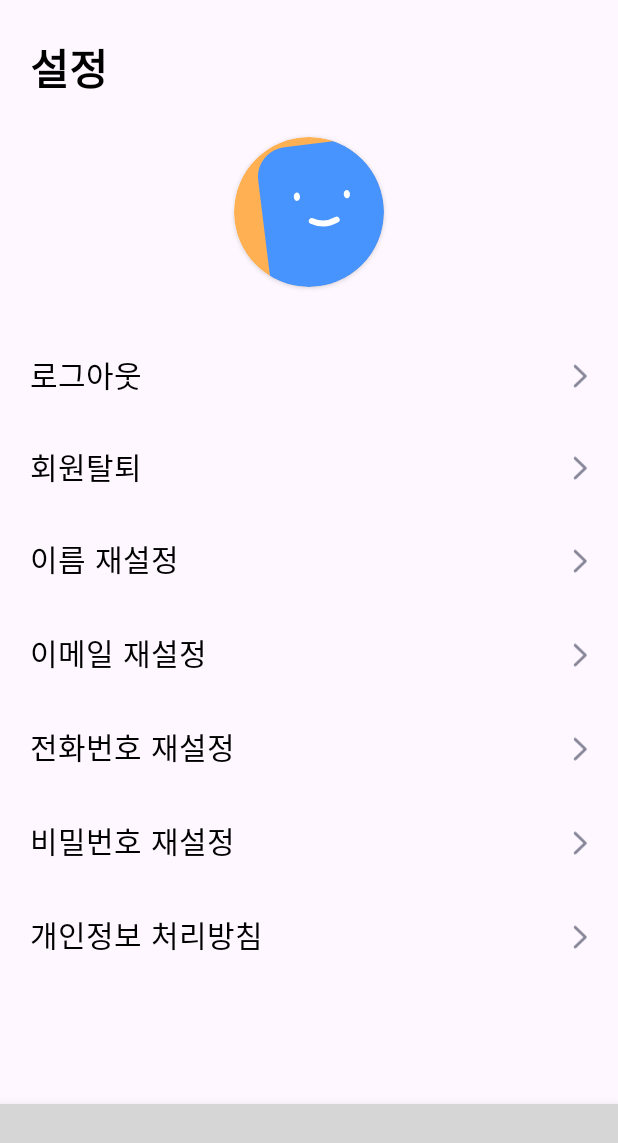
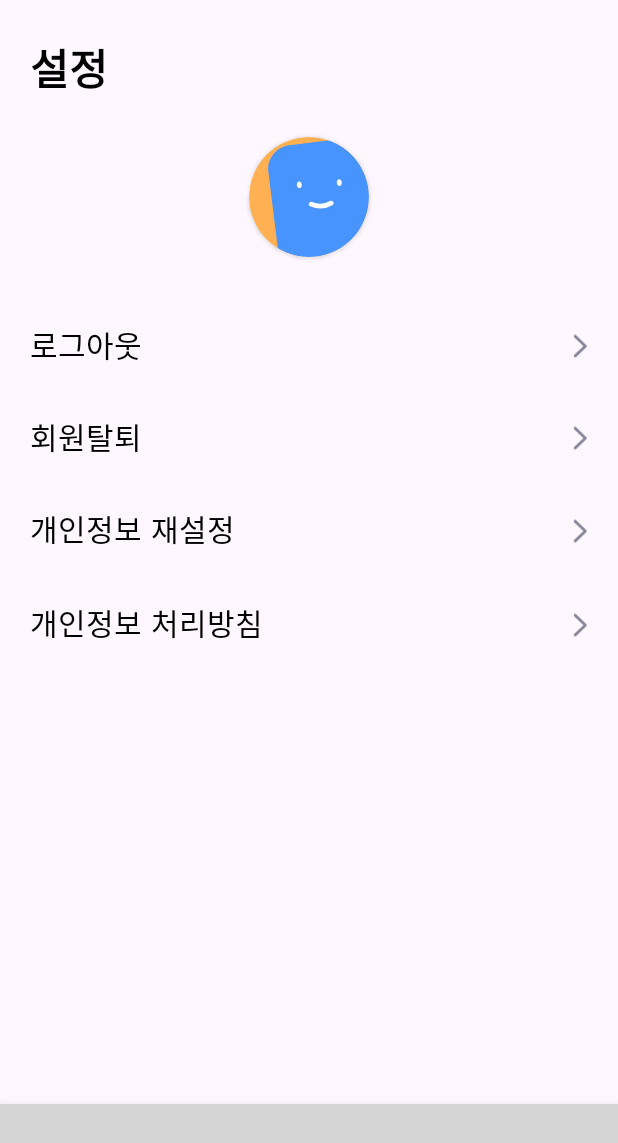
Before and after one commit to JangWoojun/A.i, an Android app: the SettingFragment screen opened through its navigation route, on a phone screen of 412 x 824 dp. Shown: the top 1143 px of the screen. Run offline under Robolectric (Android 15) with nearby library versions, the phone set to English and light mode, and no system bars; our stand-ins replace Firebase (no records; nobody signed in at launch, a user with empty details on screens opened directly); plain views replace ChipNavigationBar; pictures from the network do not load; 3 statements that could not run were skipped; grey boxes are pictures that could not be loaded.

Commit message:
design: 디자인 수정

```diff
--- a/app/src/main/res/layout/fragment_setting.xml
+++ b/app/src/main/res/layout/fragment_setting.xml
@@ -26,8 +26,8 @@
 
         <androidx.cardview.widget.CardView
             android:id="@+id/cardView3"
-            android:layout_width="100dp"
-            android:layout_height="100dp"
+            android:layout_width="80dp"
+            android:layout_height="80dp"
             android:layout_marginTop="25dp"
             app:cardCornerRadius="50dp"
             app:layout_constraintEnd_toEndOf="parent"
@@ -114,7 +114,7 @@
 
 
             <androidx.constraintlayout.widget.ConstraintLayout
-                android:id="@+id/re_name_button"
+                android:id="@+id/re_personal_information_button"
                 android:layout_width="match_parent"
                 android:layout_height="wrap_content"
                 android:layout_marginTop="5dp"
@@ -124,7 +124,7 @@
                     android:layout_width="wrap_content"
                     android:layout_height="wrap_content"
                     android:fontFamily="@font/poppins_medium"
-                    android:text="이름 재설정"
+                    android:text="개인정보 재설정"
                     android:textColor="@color/black"
                     android:textSize="20sp"
                     app:layout_constraintBottom_toBottomOf="parent"
@@ -133,96 +133,6 @@
 
                 <ImageView
                     android:id="@+id/imageView"
-                    android:layout_width="10dp"
-                    android:layout_height="18dp"
-                    android:layout_gravity="center"
-                    android:src="@drawable/right_arrow"
-                    app:layout_constraintBottom_toBottomOf="parent"
-                    app:layout_constraintEnd_toEndOf="parent"
-                    app:layout_constraintTop_toTopOf="parent" />
-
-            </androidx.constraintlayout.widget.ConstraintLayout>
-
-            <androidx.constraintlayout.widget.ConstraintLayout
-                android:id="@+id/re_email_button"
-                android:layout_width="match_parent"
-                android:layout_height="wrap_content"
-                android:layout_marginTop="5dp"
-                android:layout_marginBottom="23dp">
-
-                <TextView
-                    android:layout_width="wrap_content"
-                    android:layout_height="wrap_content"
-                    android:fontFamily="@font/poppins_medium"
-                    android:text="이메일 재설정"
-                    android:textColor="@color/black"
-                    android:textSize="20sp"
-                    app:layout_constraintBottom_toBottomOf="parent"
-                    app:layout_constraintStart_toStartOf="parent"
-                    app:layout_constraintTop_toTopOf="parent" />
-
-                <ImageView
-                    android:id="@+id/imageView2"
-                    android:layout_width="10dp"
-                    android:layout_height="18dp"
-                    android:layout_gravity="center"
-                    android:src="@drawable/right_arrow"
-                    app:layout_constraintBottom_toBottomOf="parent"
-                    app:layout_constraintEnd_toEndOf="parent"
-                    app:layout_constraintTop_toTopOf="parent" />
-
-            </androidx.constraintlayout.widget.ConstraintLayout>
-
-            <androidx.constraintlayout.widget.ConstraintLayout
-                android:id="@+id/re_phone_number_button"
-                android:layout_width="match_parent"
-                android:layout_height="wrap_content"
-                android:layout_marginTop="5dp"
-                android:layout_marginBottom="23dp">
-
-                <TextView
-                    android:layout_width="wrap_content"
-                    android:layout_height="wrap_content"
-                    android:fontFamily="@font/poppins_medium"
-                    android:text="전화번호 재설정"
-                    android:textColor="@color/black"
-                    android:textSize="20sp"
-                    app:layout_constraintBottom_toBottomOf="parent"
-                    app:layout_constraintStart_toStartOf="parent"
-                    app:layout_constraintTop_toTopOf="parent" />
-
-                <ImageView
-                    android:id="@+id/imageView3"
-                    android:layout_width="10dp"
-                    android:layout_height="18dp"
-                    android:layout_gravity="center"
-                    android:src="@drawable/right_arrow"
-                    app:layout_constraintBottom_toBottomOf="parent"
-                    app:layout_constraintEnd_toEndOf="parent"
-                    app:layout_constraintTop_toTopOf="parent" />
-
-            </androidx.constraintlayout.widget.ConstraintLayout>
-
-            <androidx.constraintlayout.widget.ConstraintLayout
-                android:id="@+id/re_password_button"
-                android:layout_width="match_parent"
-                android:layout_height="wrap_content"
-                android:layout_marginTop="5dp"
-                android:layout_marginBottom="23dp">
-
-                <TextView
-                    android:layout_width="wrap_content"
-                    android:layout_height="wrap_content"
-                    android:fontFamily="@font/poppins_medium"
-                    android:text="비밀번호 재설정"
-                    android:textColor="@color/black"
-                    android:textSize="20sp"
-                    app:layout_constraintBottom_toBottomOf="parent"
-                    app:layout_constraintStart_toStartOf="parent"
-                    app:layout_constraintTop_toTopOf="parent" />
-
-                <ImageView
-                    android:id="@+id/imageView4"
                     android:layout_width="10dp"
                     android:layout_height="18dp"
                     android:layout_gravity="center"
```
